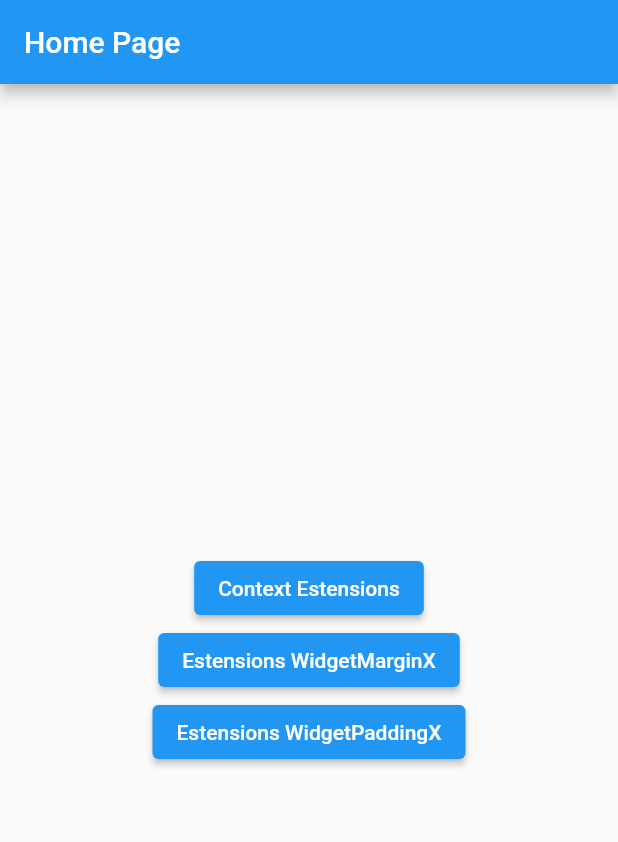
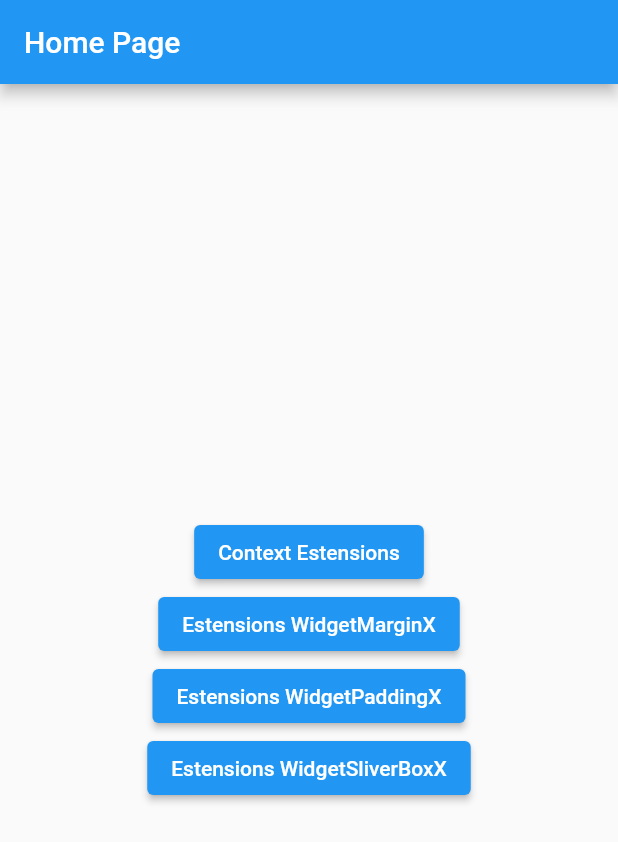
Before and after one commit to wahlfernando/get_ui_utils, a Flutter app: the screen it shows after launch, on a phone screen of 412 x 824 dp. Shown: the top 842 px of the screen. Run offline on Flutter 3.47's test engine with Material 2 defaults, Android fonts, the light colour scheme and no system bars; our stand-ins replace get.

```diff
--- a/lib/main.dart
+++ b/lib/main.dart
@@ -4,6 +4,7 @@ import 'package:get_ui_utils/context_ext_page/context_ext_page.dart';
 import 'package:get_ui_utils/pages/home_page.dart';
 import 'package:get_ui_utils/widget_margin_x/widget_margin_x_page.dart';
 import 'package:get_ui_utils/widget_padding_x/widget_padding_x_page.dart';
+import 'package:get_ui_utils/widget_sliverbox_x/widget_sliverbox_x_page.dart';
 
 void main() {
   runApp(const MyApp());
@@ -37,6 +38,10 @@ class MyApp extends StatelessWidget {
           name: '/widget_padding_x_page',
           page: () => const WidgetPaddingXPage(),
         ),
+        GetPage(
+          name: '/widget_sliverbox_x_page',
+          page: () => const WidgetSliverboxXPage(),
+        ),
 
       ],
     );
--- a/lib/pages/home_page.dart
+++ b/lib/pages/home_page.dart
@@ -32,6 +32,12 @@ class HomePage extends StatelessWidget {
               },
               child: const Text('Estensions WidgetPaddingX'),
             ),
+            ElevatedButton(
+              onPressed: () {
+                Get.toNamed('widget_sliverbox_x_page');
+              },
+              child: const Text('Estensions WidgetSliverBoxX'),
+            ),
 
           ],
         ),
```
Also changed, not shown: lib/widget_sliverbox_x/widget_sliverbox_x_page.dart (added, +41 -0 lines).
